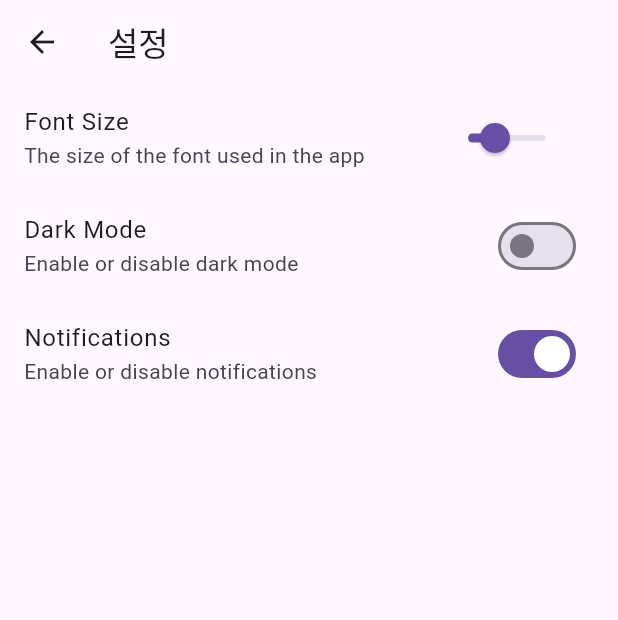
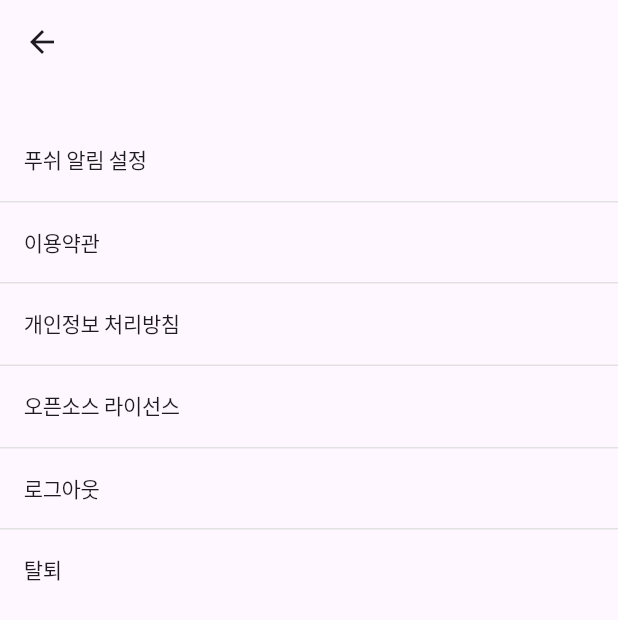
Before and after one commit to Ibyeol-note/client, a Flutter app: the SettingsView screen opened directly, after a tap on "설정", on a phone screen of 412 x 824 dp. Shown: the top 620 px of the screen. Run offline on Flutter 3.47's test engine with Material 3 defaults, Android fonts, the phone set to English and light mode, and no system bars; our stand-ins replace flutter_dotenv, flutter_riverpod, freezed_annotation, shared_preferences; missing offline and left inert: dart:js; accounts and stored records are empty; generated files the repository leaves out were written again; network calls fail; Roboto replaces fonts that are missing (SpoqaHanSansNeo).

Commit message:
chore: 디자인 대로 My Page 구성

```diff
--- a/lib/settings/app_settings_view.dart
+++ b/lib/settings/app_settings_view.dart
@@ -1,53 +1,59 @@
 import 'package:flutter/material.dart';
 import 'package:flutter_riverpod/flutter_riverpod.dart';
-import 'package:ibyeol_note/settings/settings_repository.dart';
+import 'package:ibyeol_note/settings/components/setting_list_tile.dart';
 
 class AppSettingsView extends ConsumerWidget {
   const AppSettingsView({super.key});
 
   @override
   Widget build(BuildContext context, WidgetRef ref) {
-    final settings = ref.watch(settingsProvider);
-
     return Scaffold(
-      appBar: AppBar(title: const Text('설정')),
-      body: ListView(
+      appBar: AppBar(),
+      body: Padding(
+        padding: const EdgeInsets.symmetric(vertical: 24.0),
+        child: Column(
+          mainAxisSize: MainAxisSize.min,
           children: [
-          ListTile(
-            title: Text(settings.getSetting('fontSize').name),
-            subtitle: Text(settings.getSetting('fontSize').explain),
-            trailing: SizedBox(
-              width: 100,
-              child: Slider(
-                value: settings.getValue<double>('fontSize'),
-                min: 12.0,
-                max: 24.0,
-                divisions: 12,
-                label: settings.getValue<double>('fontSize').round().toString(),
-                onChanged: (value) {
-                  ref.read(settingsProvider.notifier).updateSetting('fontSize', value);
+            SettingsListTile(
+              title: '푸쉬 알림 설정',
+              onTap: () {
+                // 푸쉬 알림 설정 기능
               },
             ),
-            ),
-          ),
-          SwitchListTile(
-            title: Text(settings.getSetting('isDarkMode').name),
-            subtitle: Text(settings.getSetting('isDarkMode').explain),
-            value: settings.getValue<bool>('isDarkMode'),
-            onChanged: (value) {
-              ref.read(settingsProvider.notifier).updateSetting('isDarkMode', value);
+            SettingsListTile(
+              title: '이용약관',
+              onTap: () {
+                // 이용약관 기능
               },
             ),
-          SwitchListTile(
-            title: Text(settings.getSetting('notificationsEnabled').name),
-            subtitle: Text(settings.getSetting('notificationsEnabled').explain),
-            value: settings.getValue<bool>('notificationsEnabled'),
-            onChanged: (value) {
-              ref.read(settingsProvider.notifier).updateSetting('notificationsEnabled', value);
+            SettingsListTile(
+              title: '개인정보 처리방침',
+              onTap: () {
+                // 개인정보 처리방침 기능
+              },
+            ),
+            SettingsListTile(
+              title: '오픈소스 라이선스',
+              onTap: () {
+                // 오픈소스 라이선스 기능
+              },
+            ),
+            SettingsListTile(
+              title: '로그아웃',
+              onTap: () {
+                // 로그아웃 기능
+              },
+            ),
+            SettingsListTile(
+              title: '탈퇴',
+              border: false,
+              onTap: () {
+                // 탈퇴 기능
               },
             ),
           ],
         ),
+      ),
     );
   }
 }
--- /dev/null
+++ b/lib/settings/components/setting_list_tile.dart
@@ -0,0 +1,35 @@
+import 'package:flutter/material.dart';
+import 'package:ibyeol_note/common/styles/colors.dart';
+import 'package:ibyeol_note/common/styles/typos.dart';
+
+class SettingsListTile extends StatelessWidget {
+  const SettingsListTile({
+    super.key,
+    required this.title,
+    required this.onTap,
+    this.border = true,
+  });
+
+  final String title;
+  final VoidCallback onTap;
+  final bool border;
+
+  @override
+  Widget build(BuildContext context) {
+    return GestureDetector(
+      onTap: onTap,
+      child: Container(
+        width: double.infinity,
+        padding: const EdgeInsets.symmetric(vertical: 16.0, horizontal: 16.0),
+        decoration: BoxDecoration(
+          border: border
+              ? const Border(
+                  bottom: BorderSide(color: MyColors.gray100),
+                )
+              : null,
+        ),
+        child: Text(title, style: Typos.bodySmall),
+      ),
+    );
+  }
+}
--- a/lib/settings/settings_view.dart
+++ b/lib/settings/settings_view.dart
@@ -1,7 +1,11 @@
 import 'package:flutter/material.dart';
 import 'package:flutter_riverpod/flutter_riverpod.dart';
+import 'package:ibyeol_note/common/styles/typos.dart';
+
+import 'package:ibyeol_note/settings/settings_repository.dart';
+import 'package:ibyeol_note/settings/components/setting_list_tile.dart';
+
 import 'package:ibyeol_note/settings/app_settings_view.dart';
-import 'package:ibyeol_note/settings/settings_repository.dart';
 
 class SettingsView extends ConsumerWidget {
   const SettingsView({super.key});
@@ -12,35 +16,59 @@ class SettingsView extends ConsumerWidget {
 
     return Scaffold(
       appBar: AppBar(
-        title: const Text('이별노트'),
+        title: const Text('My Page'),
       ),
       body: Column(
         children: [
-          Image.network(
+          Padding(
+            padding: const EdgeInsets.all(32.0),
+            child: Column(
+              mainAxisAlignment: MainAxisAlignment.start,
+              crossAxisAlignment: CrossAxisAlignment.center,
+              children: [
+                ClipRRect(
+                  borderRadius: BorderRadius.circular(5),
+                  child: Image.network(
                     'https://loremflickr.com/600/400',
+                    width: 120,
+                    height: 120,
+                    alignment: Alignment.center,
+                    fit: BoxFit.cover,
                   ),
-          Text('닉네임', style: TextStyle(fontSize: ref.read(settingsProvider).getValue('fontSize') - 2)),
-          Text('닉네임 표시 부', style: TextStyle(fontSize: ref.read(settingsProvider).getValue('fontSize'))),
-          TextButton(
-            onPressed: () {},
-            child: Text('잡고싶어요\n(잊고싶어요)', textAlign: TextAlign.center, style: TextStyle(fontSize: settings.getSetting('fontSize').value)),
                 ),
-          TextButton(
-            onPressed: () {},
-            child: Text('서비스 안내', textAlign: TextAlign.center, style: TextStyle(fontSize: settings.getSetting('fontSize').value)),
+                const SizedBox(height: 8.0),
+                Text(
+                  '잡고 싶은  닉네임 님',
+                  style: Typos.bodySmall,
                 ),
-          TextButton.icon(
-            label: Text('설정', style: TextStyle(fontSize: settings.getSetting('fontSize').value)),
-            icon: const Icon(Icons.arrow_right),
-            iconAlignment: IconAlignment.end,
-            onPressed: () {
+              ],
+            ),
+          ),
+          SettingsListTile(
+              title: '추억 보관함',
+              onTap: () {
+                // 추억 보관함 페이지로 이동
+              }),
+          SettingsListTile(
+              title: '우리의 이야기',
+              onTap: () {
+                // 우리의 이야기 페이지로 이동
+              }),
+          SettingsListTile(
+              title: '고객 제안',
+              onTap: () {
+                // 고객 제안 페이지로 이동
+              }),
+          SettingsListTile(
+              title: '설정',
+              border: false,
+              onTap: () {
                 Navigator.of(context).push(
                   MaterialPageRoute(
                     builder: (context) => const AppSettingsView(),
                   ),
                 );
-            },
-          ),
+              }),
         ],
       ),
     );
```
Lines whose indentation alone changed are shown as unchanged.
